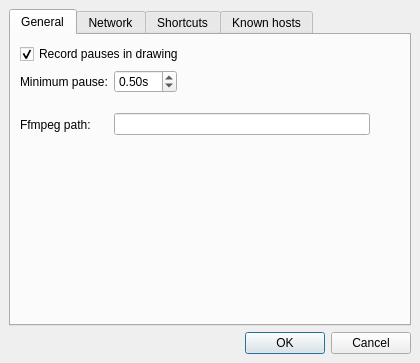
Old version of the form src/client/ui/settings.ui in the repository drawpile/Drawpile.
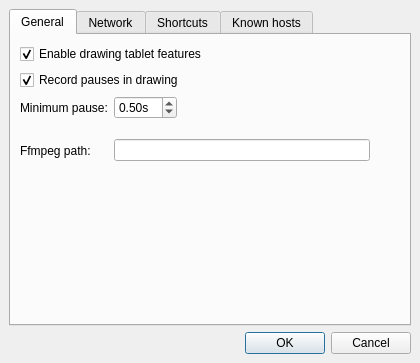
New version of the form. Icons and pictures are not drawn.

Commit message:
Add setting to disable tablet events.
Some graphic tablets are not fully supported by Qt and the tablet
events will contain invalid data.

Issue #151

```diff
--- a/src/client/ui/settings.ui
+++ b/src/client/ui/settings.ui
@@ -39,14 +39,14 @@
        <string>General</string>
       </attribute>
       <layout class="QFormLayout" name="formLayout_2">
-       <item row="4" column="0">
+       <item row="5" column="0">
         <widget class="QLabel" name="label_4">
          <property name="text">
           <string>Ffmpeg path:</string>
          </property>
         </widget>
        </item>
-       <item row="4" column="1">
+       <item row="5" column="1">
         <layout class="QHBoxLayout" name="horizontalLayout">
          <item>
           <widget class="QLineEdit" name="ffmpegpath"/>
@@ -64,14 +64,14 @@
          </item>
         </layout>
        </item>
-       <item row="2" column="0">
+       <item row="3" column="0">
         <widget class="QLabel" name="label_2">
          <property name="text">
           <string>Minimum pause:</string>
          </property>
         </widget>
        </item>
-       <item row="2" column="1">
+       <item row="3" column="1">
         <layout class="QHBoxLayout" name="horizontalLayout_3">
          <item>
           <widget class="QDoubleSpinBox" name="minimumpause">
@@ -107,7 +107,7 @@
          </item>
         </layout>
        </item>
-       <item row="3" column="1">
+       <item row="4" column="1">
         <spacer name="verticalSpacer">
          <property name="orientation">
           <enum>Qt::Vertical</enum>
@@ -123,7 +123,7 @@
          </property>
         </spacer>
        </item>
-       <item row="1" column="0" colspan="2">
+       <item row="2" column="0" colspan="2">
         <widget class="QCheckBox" name="recordpause">
          <property name="text">
           <string>Record pauses in drawing</string>
@@ -133,6 +133,16 @@
          </property>
         </widget>
        </item>
+       <item row="1" column="0" colspan="2">
+        <widget class="QCheckBox" name="tabletSupport">
+         <property name="text">
+          <string>Enable drawing tablet features</string>
+         </property>
+         <property name="checked">
+          <bool>true</bool>
+         </property>
+        </widget>
+       </item>
       </layout>
      </widget>
      <widget class="QWidget" name="tab">
```
Left out of the diff: 4 changed lines with no effect on the pictures. The commit also changes 6 other files.
